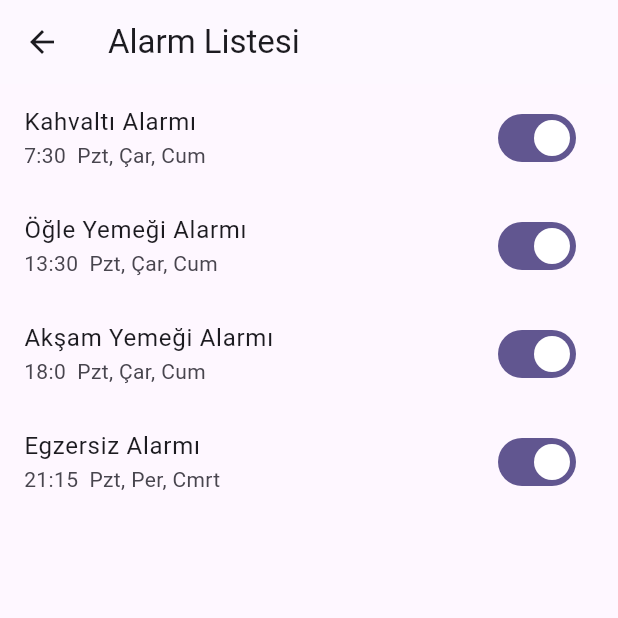
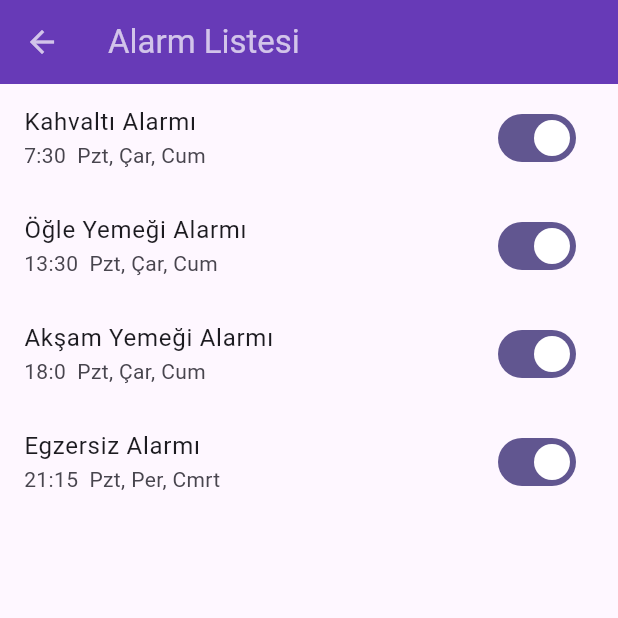
Before and after one commit to burcugulll/bitirme-projesi, a Flutter app: the screen it shows once a user with an empty profile is signed in, item 2 of the bottom bar chosen, after a tap on "Hatırlatıcılar", on a phone screen of 412 x 824 dp, the top half of it. Run offline on Flutter 3.47's test engine with Material 3 defaults, Android fonts, the phone set to English and light mode, and no system bars; our stand-ins replace firebase_auth, firebase_core, firebase_storage, google_sign_in, image_picker, toastification; accounts and stored records are empty.

```diff
--- a/lib/screens/alarmlar.dart
+++ b/lib/screens/alarmlar.dart
@@ -51,6 +51,8 @@ class _AlarmListWidgetState extends State<AlarmListWidget> {
     return Scaffold(
       appBar: AppBar(
         title: Text('Alarm Listesi'),
+        backgroundColor: Colors.deepPurple,
+        foregroundColor: Colors.white70,
       ),
       body: AlarmList(alarms: alarms),
     );
--- a/lib/screens/auth.dart
+++ b/lib/screens/auth.dart
@@ -108,8 +108,8 @@ class _AuthScreenState extends State<AuthScreen> {
                   left: 20,
                   right: 20,
                 ),
-                width: 250, // Örnek bir genişlik değeri
-                height: 250, // Örnek bir yükseklik değeri
+                width: 250,
+                height: 250,
                 decoration: BoxDecoration(
                   shape: BoxShape.circle,
                   image: DecorationImage(
--- a/lib/screens/gunluk/egzersiz.dart
+++ b/lib/screens/gunluk/egzersiz.dart
@@ -62,7 +62,7 @@ class _EgzersizPageState extends State<EgzersizPage> {
     "adductors",
     "neck",
     "quadriceps"
-  ]; // Add other exercises as needed
+  ];
 
   Future<void> _fetchExerciseData({required exercise}) async {
     try {
--- a/lib/screens/personel-info-page.dart
+++ b/lib/screens/personel-info-page.dart
@@ -19,8 +19,7 @@ class _PersonalInfoPageState extends State<PersonalInfoPage> {
     return Scaffold(
       appBar: AppBar(
         title: Text('Kişisel Bilgiler'),
-        backgroundColor:
-            Colors.deepPurple, // AppBar'ın arka plan rengini beyaz yapar
+        backgroundColor: Colors.deepPurple,
         foregroundColor: Colors.white70,
       ),
       body: SingleChildScrollView(
--- a/lib/screens/profil-page.dart
+++ b/lib/screens/profil-page.dart
@@ -94,8 +94,6 @@ class _ProfilPageState extends State<ProfilPage> {
             ),
             ElevatedButton.icon(
               onPressed: () {
-                /*_showInformationDialog(context, 'Hatırlatıcılar Sayfası',
-                    'Hatırlatıcılarınız burada gösterilecek.');*/
                 Navigator.push(
                   context,
                   MaterialPageRoute(
--- a/lib/widgets/alert-message.dart
+++ b/lib/widgets/alert-message.dart
@@ -13,7 +13,7 @@ class AlertMessage extends StatelessWidget {
 
   @override
   Widget build(BuildContext context) {
-    return Container(); // Boş bir container dönebilirsiniz, çünkü bu widget ekranda görünmeyecek.
+    return Container();
   }
 
   void _showAlert() {
--- a/lib/widgets/profile-image.dart
+++ b/lib/widgets/profile-image.dart
@@ -17,7 +17,7 @@ class ProfileImage extends StatelessWidget {
         height: 100,
         decoration: BoxDecoration(
           shape: BoxShape.circle,
-          color: Colors.blue, // İstediğiniz arka plan rengini seçin
+          color: Colors.deepPurple,
         ),
         child: image != null
             ? ClipOval(
--- a/pubspec.yaml
+++ b/pubspec.yaml
@@ -29,6 +29,7 @@ dependencies:
   toastification: ^1.1.0
   dropdown_button2: ^2.3.9
   url_launcher: ^6.2.1
+  lottie: ^2.7.0
 
 dev_dependencies:
   flutter_test:
@@ -73,6 +74,7 @@ flutter:
     - assets/exercises/neck.json
     - assets/exercises/quadriceps.json
 
+
   #   - images/a_dot_ham.jpeg
 
   # An image asset can refer to one or more resolution-specific "variants", see
```
Also changed, not shown: lib/widgets/gunluk/yemek-tarifleri-ekrani.dart (+7 -0 lines), pubspec.lock.
